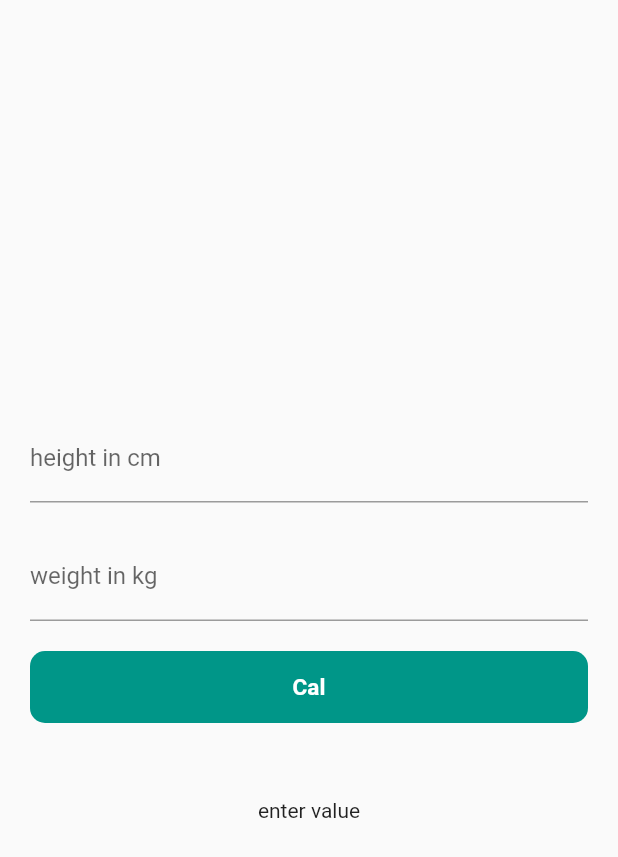
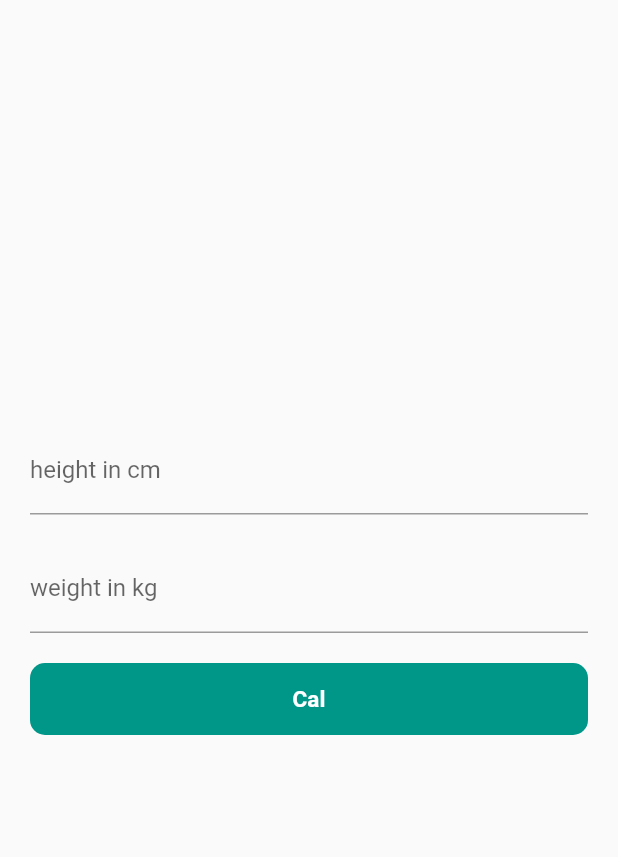
Before and after one commit to glee83/bmi, a Flutter app: the screen it shows after launch, after a tap on "Cal", on a phone screen of 412 x 824 dp. Shown: the top 857 px of the screen. Run offline on Flutter 3.47's test engine with Material 2 defaults, Android fonts, the phone set to English and light mode, and no system bars.

```diff
--- a/lib/screens/bmi.dart
+++ b/lib/screens/bmi.dart
@@ -1,4 +1,5 @@
 import 'package:bmi_app/routes/route_names.dart';
+import 'package:bmi_app/screens/result.dart';
 import 'package:flutter/material.dart';
 
 class BmiPage extends StatefulWidget {
@@ -66,7 +67,11 @@ class _BmiPageState extends State<BmiPage> {
                 child: TextButton(
                     onPressed: () {
                       calBmi();
-                      Navigator.pushNamed(context, RouteName.bmi);
+                      heightController.text = '';
+                      weightController.text = '';
+                      Navigator.of(context).push(MaterialPageRoute(
+                        builder: (context) => ResultPage(result: _result),
+                      ));
                     },
                     child: const Text(
                       'Cal',
@@ -80,9 +85,7 @@ class _BmiPageState extends State<BmiPage> {
               const SizedBox(
                 height: 50.0,
               ),
-              Text(_result == null
-                  ? "enter value"
-                  : "${_result.toStringAsFixed(2)}")
+              // Text(_result == null ? " " : "${_result.toStringAsFixed(2)}")
             ],
           ),
         ),
--- a/pubspec.yaml
+++ b/pubspec.yaml
@@ -58,8 +58,8 @@ flutter:
   uses-material-design: true
 
   # To add assets to your application, add an assets section, like this:
-  # assets:
-  #   - images/a_dot_burr.jpeg
+  assets:
+    - images/
   #   - images/a_dot_ham.jpeg
 
   # An image asset can refer to one or more resolution-specific "variants", see
```
Also changed, not shown: lib/screens/result.dart (+32 -3 lines), images/feeling_blue.png (added), images/feeling_happy.png (added).
